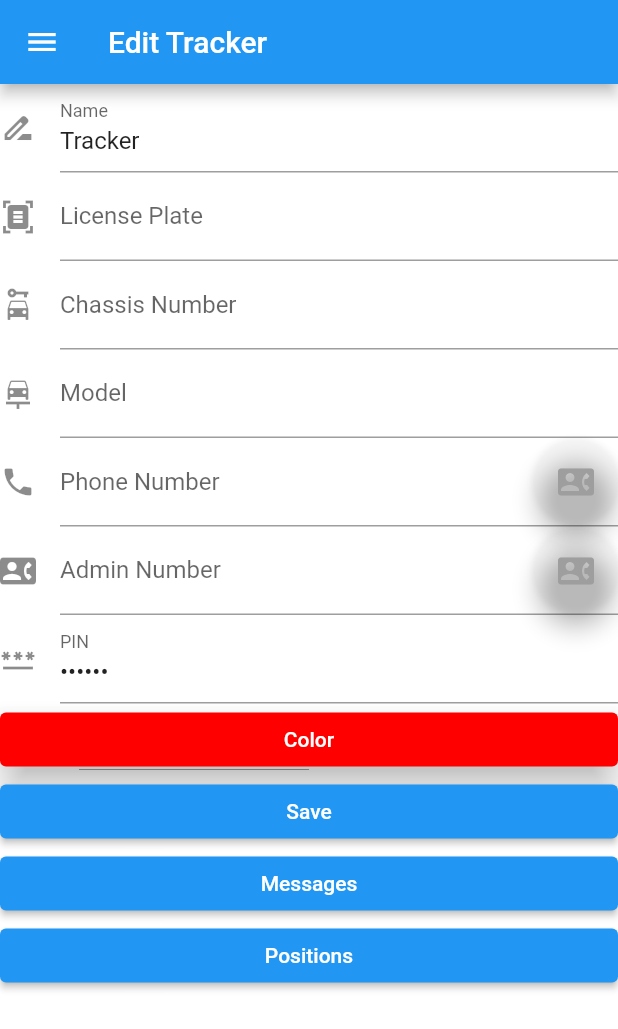
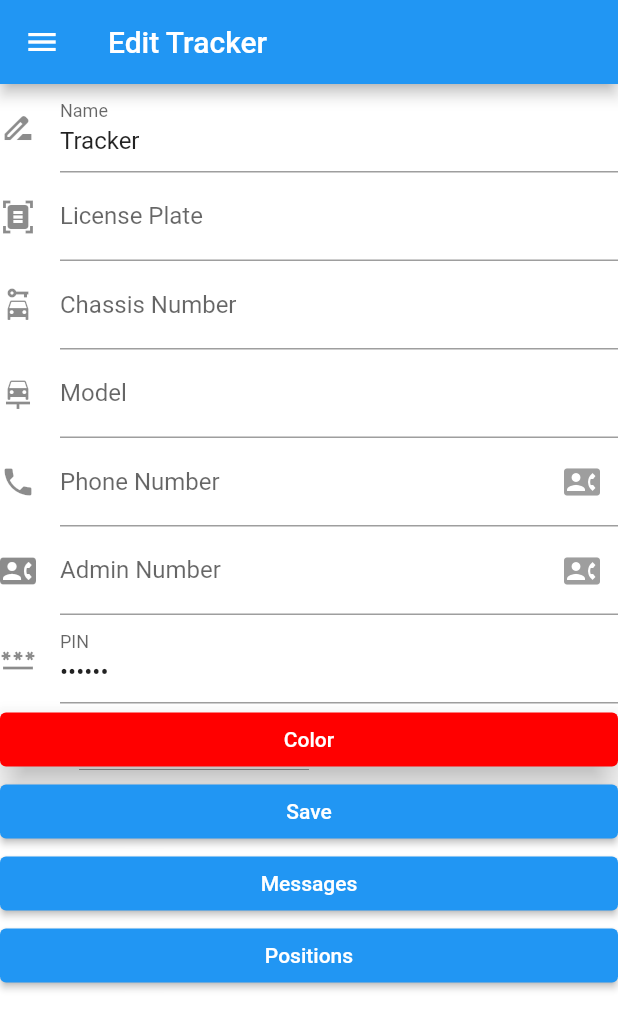
Before and after one commit to tentone/car-tracker-flutter, a Flutter app: the screen it shows after launch, after a tap on the "add" icon, on a phone screen of 412 x 824 dp. Shown: the top 1029 px of the screen. Run offline on Flutter 3.47's test engine with Material 2 defaults, Android fonts, the phone set to English and light mode, and no system bars; our stand-ins replace flutter_colorpicker, flutter_slidable, fluttertoast, sqflite; missing offline and left inert: fluttercontactpicker, mapbox_gl, telephony; accounts and stored records are empty; statements that could not run were skipped.

Commit message:
Tracker message position

```diff
--- a/lib/database/settings_db.dart
+++ b/lib/database/settings_db.dart
@@ -18,10 +18,12 @@ class SettingsDB {
     } catch(e) {}
   }
 
+  /// Update settings in database
   static Future update(Database db, Settings settings) async {
     await db.execute('UPDATE ' + tableName + ' SET locale=?, dark_mode=? WHERE id=0', [settings.locale, settings.darkMode]);
   }
 
+  /// Get settings from database
   static Future<Settings> get(Database db, String uuid) async {
     List<Map<String, Object?>> values = await db.rawQuery('SELECT * FROM ' + tableName + ' WHERE id=0', [uuid]);
 
--- a/lib/main.dart
+++ b/lib/main.dart
@@ -14,7 +14,7 @@ backgroundMessageHandler(SmsMessage message) async {
 Future<void> main() async {
   runApp(App());
 
-  await SMSUtils.getAll();
+  await SMSUtils.importAll();
 
   SMSUtils.startListener();
 }
--- a/lib/screens/tracker_edit.dart
+++ b/lib/screens/tracker_edit.dart
@@ -159,9 +159,8 @@ class TrackerEditScreenState extends State<TrackerEditScreen> {
                   icon: const Icon(Icons.phone),
                   labelText: Locales.get('phoneNumber', context),
                   floatingLabelBehavior: FloatingLabelBehavior.auto,
-                  suffixIcon: FloatingActionButton(
-                      child: const Icon(Icons.contact_phone, color: Colors.grey),
-                      backgroundColor: Colors.transparent,
+                  suffixIcon: IconButton(
+                      icon: const Icon(Icons.contact_phone, color: Colors.grey),
                       onPressed: () async {
                         final PhoneContact contact = await FlutterContactPicker.pickPhoneContact();
                         if(contact.phoneNumber?.number != null) {
@@ -182,9 +181,8 @@ class TrackerEditScreenState extends State<TrackerEditScreen> {
                   icon: const Icon(Icons.contact_phone),
                   labelText: Locales.get('adminNumber', context),
                   floatingLabelBehavior: FloatingLabelBehavior.auto,
-                  suffixIcon: FloatingActionButton(
-                    child: const Icon(Icons.contact_phone, color: Colors.grey),
-                    backgroundColor: Colors.transparent,
+                  suffixIcon: IconButton(
+                    icon: const Icon(Icons.contact_phone, color: Colors.grey),
                     onPressed: () async {
                       final PhoneContact contact = await FlutterContactPicker.pickPhoneContact();
                       if(contact.phoneNumber?.number != null) {
--- a/lib/screens/tracker_message_list.dart
+++ b/lib/screens/tracker_message_list.dart
@@ -2,6 +2,7 @@ import 'package:cartracker/data/tracker.dart';
 import 'package:cartracker/data/tracker_message.dart';
 import 'package:cartracker/database/database.dart';
 import 'package:cartracker/database/tracker_message_db.dart';
+import 'package:cartracker/locale/locales.dart';
 import 'package:flutter/material.dart';
 import 'package:sqflite/sqflite.dart';
 
@@ -20,6 +21,9 @@ class TrackerMessageListScreenState extends State<TrackerMessageListScreen> {
   @override
   Widget build(BuildContext context) {
     return Scaffold(
+      appBar: AppBar(
+        title: Text(Locales.get('messages', context)),
+      ),
       body: FutureBuilder(
         future: () async {
           Database? db = await DataBase.get();
--- a/lib/screens/tracker_positions_list.dart
+++ b/lib/screens/tracker_positions_list.dart
@@ -2,6 +2,7 @@ import 'package:cartracker/data/tracker.dart';
 import 'package:cartracker/data/tracker_position.dart';
 import 'package:cartracker/database/database.dart';
 import 'package:cartracker/database/tracker_position_db.dart';
+import 'package:cartracker/locale/locales.dart';
 import 'package:flutter/material.dart';
 import 'package:sqflite/sqflite.dart';
 import 'package:url_launcher/url_launcher.dart';
@@ -21,6 +22,9 @@ class TrackerPositionListScreenState extends State<TrackerPositionListScreen> {
   @override
   Widget build(BuildContext context) {
     return Scaffold(
+      appBar: AppBar(
+        title: Text(Locales.get('positions', context)),
+      ),
       body: FutureBuilder(
           future: () async {
             Database? db = await DataBase.get();
--- a/lib/utils/sms_utils.dart
+++ b/lib/utils/sms_utils.dart
@@ -6,7 +6,7 @@ import 'package:telephony/telephony.dart';
 
 /// Utils to send and receive SMS messages.
 class SMSUtils {
-  /// Telephony instance used to interact with phone functionalities
+  /// Telephony instance used to interact with phone functionalities.
   static Telephony telephony = Telephony.instance;
 
   /// Listen and process incoming SMS messages.
@@ -24,6 +24,8 @@ class SMSUtils {
 
         for (int i = 0; i < trackers.length; i++) {
           if(trackers[i].compareAddress(msg.address!)) {
+
+            print(msg.address! + " (" + DateTime.fromMillisecondsSinceEpoch(msg.date!).toIso8601String() + ") -> " + msg.body!);
             trackers[i].processSMS(msg);
           }
         }
@@ -34,7 +36,11 @@ class SMSUtils {
   }
 
   /// Get all SMS received by the device.
-  static Future getAll() async {
+  ///
+  /// Check if any stored messages correspond to tracker messages
+  ///
+  /// Import data from these messages.
+  static Future importAll() async {
     List<SmsMessage> messages = await telephony.getInboxSms();
     Database? db = await DataBase.get();
     List<Tracker> trackers = await TrackerDB.list(db!);
```
